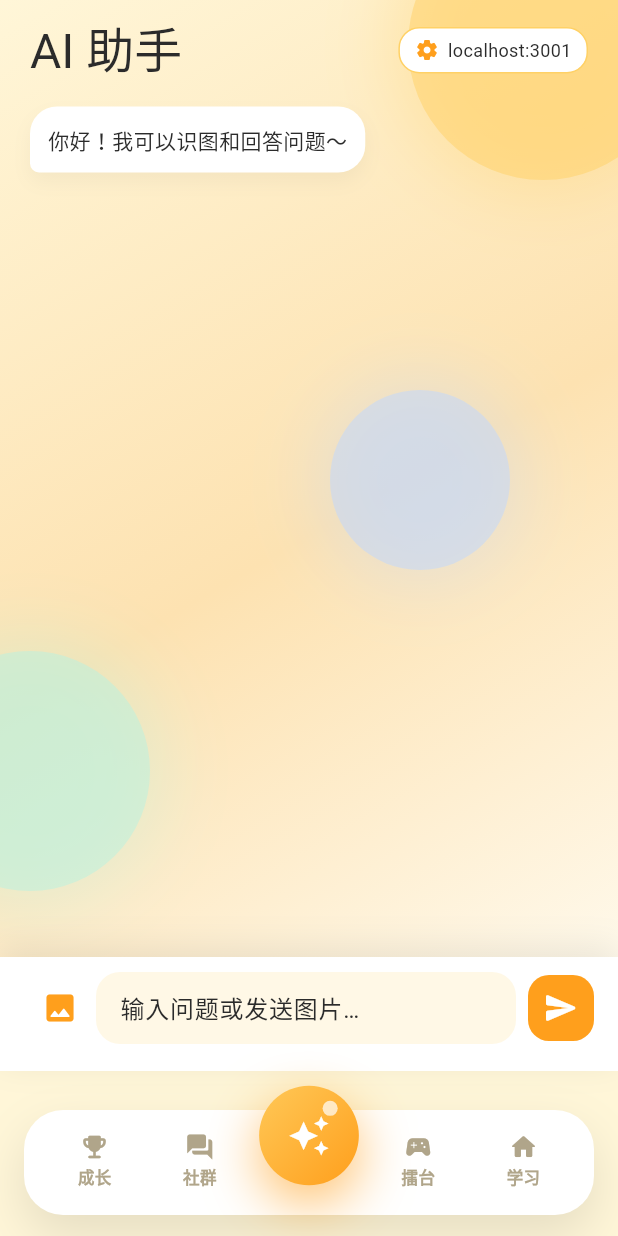
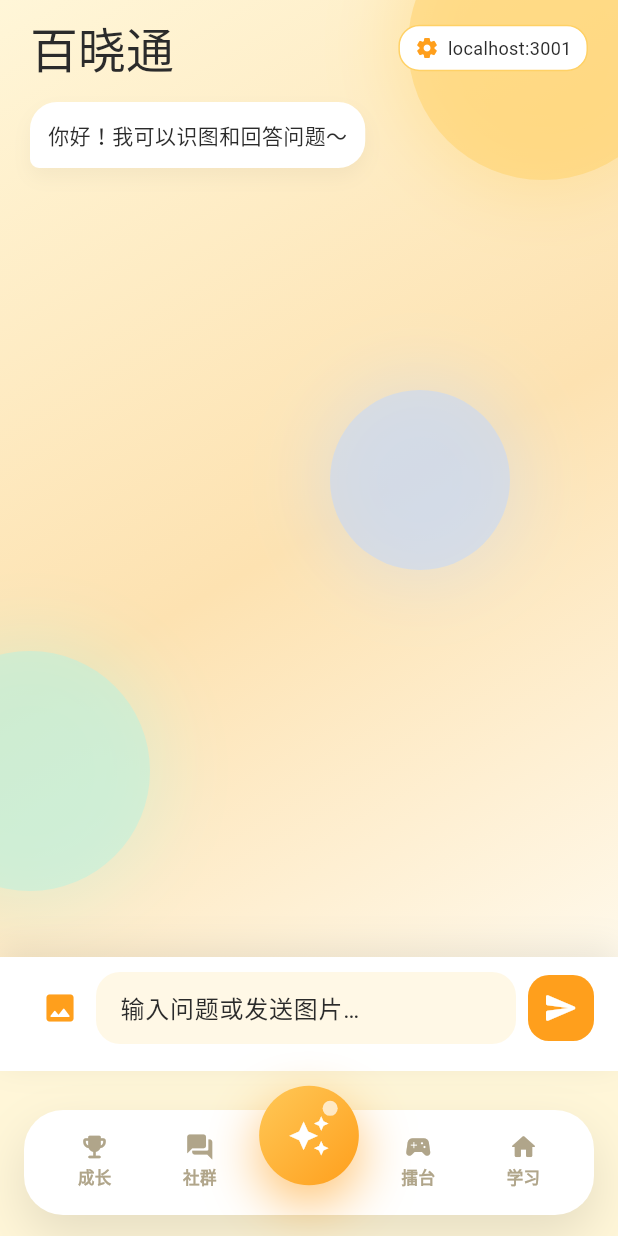
Before and after one commit to guangxingmao/StarLanguage, a Flutter app: the StarKnowShell screen opened directly, item 3 of the bottom bar chosen, on a phone screen of 412 x 824 dp. Run offline on Flutter 3.47's test engine with Material 3 defaults, Android fonts, the light colour scheme and no system bars; our stand-ins replace flutter_svg, image_picker, shared_preferences; accounts and stored records are empty; network calls fail; Roboto replaces fonts that are missing (ZCOOLXiaoWei).

Commit message:
Update main.dart

```diff
--- a/lib/main.dart
+++ b/lib/main.dart
@@ -522,7 +522,7 @@ class _AssistantPageState extends State<AssistantPage> {
                 padding: const EdgeInsets.fromLTRB(20, 12, 20, 8),
                 child: Row(
                   children: [
-                    Text('AI 助手', style: Theme.of(context).textTheme.headlineLarge),
+                    Text('百晓通', style: Theme.of(context).textTheme.headlineLarge),
                     const Spacer(),
                     ValueListenableBuilder<String>(
                       valueListenable: AiProxyStore.url,
```
